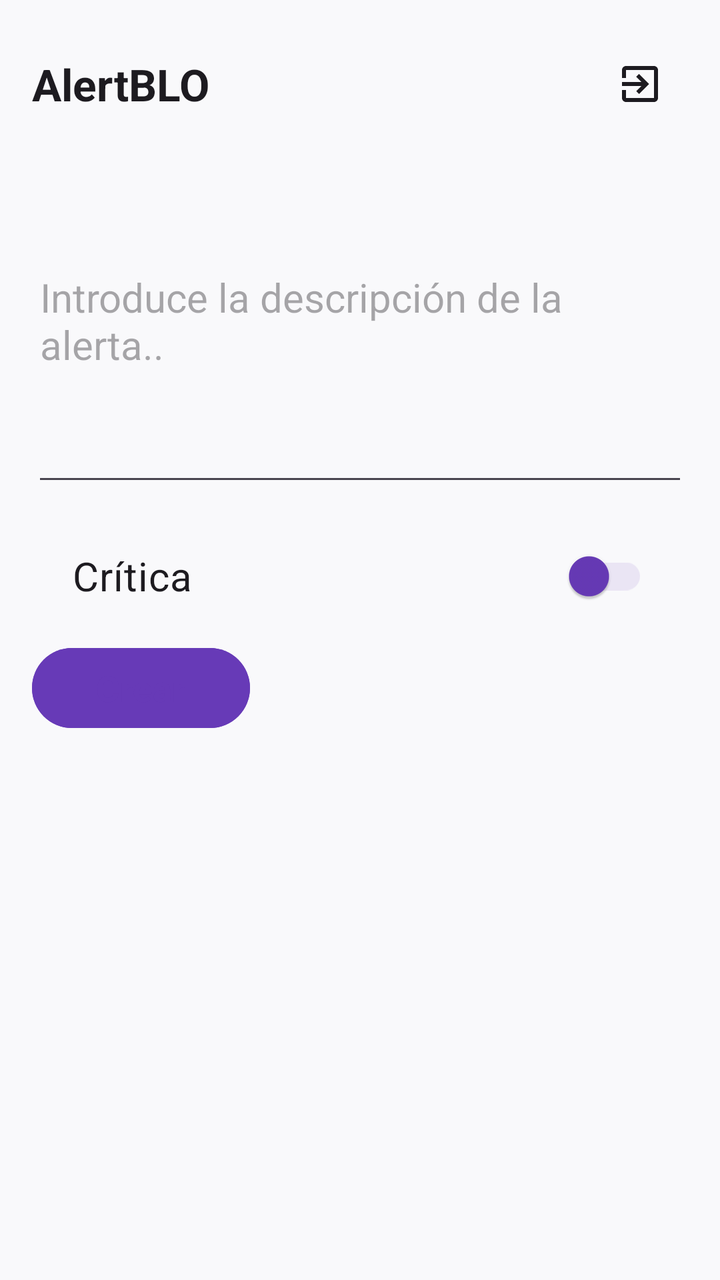
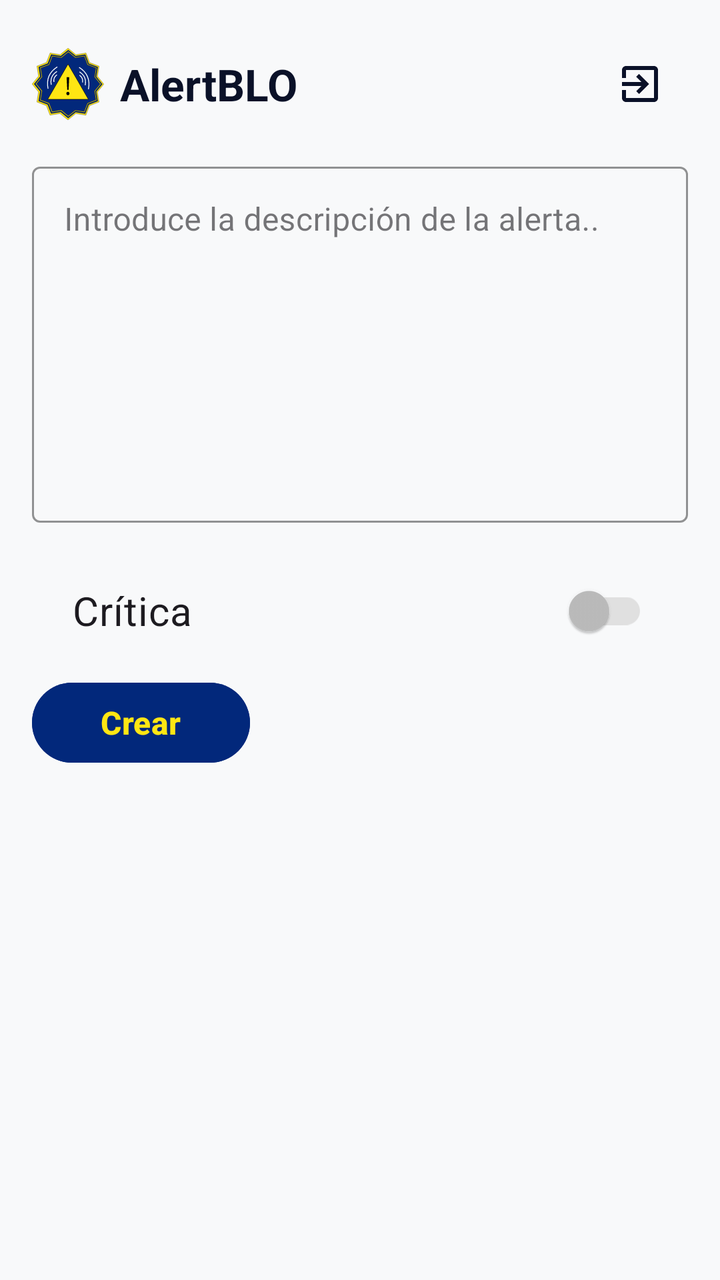

Two renders of the same Android screen: before a commit and after it. Below are the layout's source before the change and the commit's diff.
<!-- AndroidManifest.xml: application theme Theme.AlertBLO -->
<!-- res/layout/fragment_home.xml -->
<?xml version="1.0" encoding="utf-8"?>
<LinearLayout xmlns:android="http://schemas.android.com/apk/res/android"
    xmlns:app="http://schemas.android.com/apk/res-auto"
    android:layout_width="match_parent"
    android:layout_height="match_parent"
    android:orientation="vertical"
    android:paddingStart="16dp"
    android:paddingEnd="16dp"
    android:paddingTop="14dp"
    android:background="@color/fondo_pantalla" >

    <RelativeLayout
        android:layout_width="match_parent"
        android:layout_height="wrap_content"
        android:paddingBottom="8dp" >

        <TextView
            android:id="@+id/txtAppName"
            android:layout_width="wrap_content"
            android:layout_height="wrap_content"
            android:layout_centerVertical="true"
            android:layout_toStartOf="@id/btn_salir"
            android:layout_alignParentStart="true"
            android:layout_marginEnd="8dp"
            android:gravity="start"
            android:maxLines="1"
            android:ellipsize="end"
            android:text="@string/txt_appname"
            android:textSize="22sp"
            android:textStyle="bold"
            android:textColor="?attr/colorOnSurface" />

        <ImageButton
            android:id="@+id/btn_salir"
            android:layout_width="48dp"
            android:layout_height="48dp"
            android:layout_alignParentEnd="true"
            android:layout_centerVertical="true"
            android:background="?attr/selectableItemBackgroundBorderless"
            android:contentDescription="@string/txt_salir"
            android:src="@drawable/ic_salir"
            app:tint="?attr/colorOnSurface" />

    </RelativeLayout>

    <EditText
        android:id="@+id/alerta"
        android:layout_width="match_parent"
        android:layout_height="178dp"
        android:textSize="20sp"
        android:hint="@string/txt_text_fondo"
        android:inputType="textMultiLine"
        android:autofillHints="no"
        android:visibility="visible" />

    <com.google.android.material.switchmaterial.SwitchMaterial
        android:id="@+id/sw_critica"
        android:layout_width="match_parent"
        android:layout_height="wrap_content"
        android:layout_marginTop="16dp"
        android:layout_marginBottom="8dp"
        android:paddingHorizontal="20dp"
        android:textSize="20sp"
        android:text="@string/sw_critica"
        app:thumbTint="@color/fondo_item"
        app:trackTint="@color/borde" />

    <Button
        android:id="@+id/btt_crear"
        android:layout_width="109dp"
        android:layout_height="wrap_content"
        android:text="@string/txt_crear"
        android:textStyle="bold"
        android:textSize="18sp"
        android:backgroundTint="@color/fondo_item"
        android:textColor="@color/borde" />

</LinearLayout>
<!-- resources referenced by this layout -->
<resources>
  <color name="borde">#1A673AB7</color>
  <color name="fondo_item">#673AB7</color>
  <color name="fondo_pantalla">#F9F9FB</color>
  <!-- drawable ic_salir (drawable) -->
  <vector xmlns:android="http://schemas.android.com/apk/res/android" android:autoMirrored="true" android:height="24dp" android:tint="#000000" android:viewportHeight="24" android:viewportWidth="24" android:width="24dp">
        
      <path android:fillColor="@android:color/white" android:pathData="M10.09,15.59L11.5,17l5,-5 -5,-5 -1.41,1.41L12.67,11H3v2h9.67l-2.58,2.59zM19,3H5c-1.11,0 -2,0.9 -2,2v4h2V5h14v14H5v-4H3v4c0,1.1 0.89,2 2,2h14c1.1,0 2,-0.9 2,-2V5c0,-1.1 -0.9,-2 -2,-2z"/>
      
  </vector>
  <string name="sw_critica">Crítica</string>
  <string name="txt_appname" translatable="false">AlertBLO</string>
  <string name="txt_crear" translatable="false">Crear</string>
  <string name="txt_salir">salir</string>
  <string name="txt_text_fondo">Introduce la descripción de la alerta..</string>
  <style name="Theme.AlertBLO" parent="Base.Theme.AlertBLO" />
  <style name="Base.Theme.AlertBLO" parent="Theme.Material3.DayNight.NoActionBar">
          
          
      </style>
</resources>

<!-- the commit's change to res/layout/fragment_home.xml (unified diff, before → after) -->
@@ -7,12 +7,23 @@
     android:paddingStart="16dp"
     android:paddingEnd="16dp"
     android:paddingTop="14dp"
-    android:background="@color/fondo_pantalla" >
+    android:background="@color/fondo" >
 
     <RelativeLayout
         android:layout_width="match_parent"
         android:layout_height="wrap_content"
         android:paddingBottom="8dp" >
+
+        <ImageView
+            android:id="@+id/logoApp"
+            android:layout_width="36dp"
+            android:layout_height="36dp"
+            android:layout_alignParentStart="true"
+            android:layout_centerVertical="true"
+            android:src="@drawable/ic_vect_logo_app_admin"
+            android:scaleType="fitCenter"
+            android:contentDescription="@null"
+            android:layout_marginEnd="8dp" />
 
         <TextView
             android:id="@+id/txtAppName"
@@ -20,7 +31,7 @@
             android:layout_height="wrap_content"
             android:layout_centerVertical="true"
             android:layout_toStartOf="@id/btn_salir"
-            android:layout_alignParentStart="true"
+            android:layout_toEndOf="@id/logoApp"
             android:layout_marginEnd="8dp"
             android:gravity="start"
             android:maxLines="1"
@@ -28,7 +39,7 @@
             android:text="@string/txt_appname"
             android:textSize="22sp"
             android:textStyle="bold"
-            android:textColor="?attr/colorOnSurface" />
+            android:textColor="@color/texto_principal" />
 
         <ImageButton
             android:id="@+id/btn_salir"
@@ -39,19 +50,31 @@
             android:background="?attr/selectableItemBackgroundBorderless"
             android:contentDescription="@string/txt_salir"
             android:src="@drawable/ic_salir"
-            app:tint="?attr/colorOnSurface" />
+            app:tint="@color/texto_principal" />
 
     </RelativeLayout>
 
-    <EditText
-        android:id="@+id/alerta"
+    <com.google.android.material.textfield.TextInputLayout
         android:layout_width="match_parent"
-        android:layout_height="178dp"
-        android:textSize="20sp"
-        android:hint="@string/txt_text_fondo"
-        android:inputType="textMultiLine"
-        android:autofillHints="no"
-        android:visibility="visible" />
+        android:layout_height="wrap_content"
+        android:layout_marginTop="8dp"
+        android:layout_marginBottom="4dp"
+        style="@style/Widget.MaterialComponents.TextInputLayout.OutlinedBox"
+        app:boxStrokeColor="@color/azul"
+        app:hintTextColor="@color/azul" >
+
+        <com.google.android.material.textfield.TextInputEditText
+            android:id="@+id/alerta"
+            android:layout_width="match_parent"
+            android:layout_height="178dp"
+            android:textSize="16sp"
+            android:hint="@string/txt_text_fondo"
+            android:inputType="textMultiLine"
+            android:autofillHints="no"
+            android:gravity="top"
+            android:visibility="visible" />
+
+    </com.google.android.material.textfield.TextInputLayout>
 
     <com.google.android.material.switchmaterial.SwitchMaterial
         android:id="@+id/sw_critica"
@@ -62,8 +85,8 @@
         android:paddingHorizontal="20dp"
         android:textSize="20sp"
         android:text="@string/sw_critica"
-        app:thumbTint="@color/fondo_item"
-        app:trackTint="@color/borde" />
+        app:thumbTint="@color/switch_thumb_selector"
+        app:trackTint="@color/switch_track_selector" />
 
     <Button
         android:id="@+id/btt_crear"
@@ -71,8 +94,8 @@
         android:layout_height="wrap_content"
         android:text="@string/txt_crear"
         android:textStyle="bold"
-        android:textSize="18sp"
-        android:backgroundTint="@color/fondo_item"
-        android:textColor="@color/borde" />
+        android:textSize="16sp"
+        android:backgroundTint="@color/azul"
+        android:textColor="@color/amarillo" />
 
 </LinearLayout>
<!-- resource entries referenced after the edit -->
@@ -1,14 +1,16 @@
 <!-- resources referenced by this layout -->
 <resources>
-  <color name="borde">#1A673AB7</color>
-  <color name="fondo_item">#673AB7</color>
-  <color name="fondo_pantalla">#F9F9FB</color>
+  <color name="amarillo">#FFE613</color>
+  <color name="azul">#02287B</color>
+  <color name="fondo">#F8F9FA</color>
+  <color name="texto_principal">#0A1128</color>
   <!-- drawable ic_salir (drawable) -->
   <vector xmlns:android="http://schemas.android.com/apk/res/android" android:autoMirrored="true" android:height="24dp" android:tint="#000000" android:viewportHeight="24" android:viewportWidth="24" android:width="24dp">
         
       <path android:fillColor="@android:color/white" android:pathData="M10.09,15.59L11.5,17l5,-5 -5,-5 -1.41,1.41L12.67,11H3v2h9.67l-2.58,2.59zM19,3H5c-1.11,0 -2,0.9 -2,2v4h2V5h14v14H5v-4H3v4c0,1.1 0.89,2 2,2h14c1.1,0 2,-0.9 2,-2V5c0,-1.1 -0.9,-2 -2,-2z"/>
       
   </vector>
+  <!-- drawable ic_vect_logo_app_admin: vector/xml drawable (drawable, 3985 chars, omitted) -->
   <string name="sw_critica">Crítica</string>
   <string name="txt_appname" translatable="false">AlertBLO</string>
   <string name="txt_crear" translatable="false">Crear</string>
